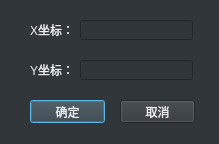
Before: the Qt Designer form fault_diagnosis/Move_Dialog.ui in kaka20180511/Work, drawn with Qt 5.
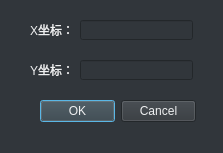
After: the same form once the commit is applied.

What changed in the file:
```diff
--- a/fault_diagnosis/Move_Dialog.ui
+++ b/fault_diagnosis/Move_Dialog.ui
@@ -6,8 +6,8 @@
    <rect>
     <x>0</x>
     <y>0</y>
-    <width>219</width>
-    <height>144</height>
+    <width>223</width>
+    <height>153</height>
    </rect>
   </property>
   <property name="windowTitle">
@@ -71,30 +71,17 @@
     </rect>
    </property>
   </widget>
-  <widget class="QPushButton" name="pushButton_ok">
+  <widget class="QDialogButtonBox" name="buttonBox">
    <property name="geometry">
     <rect>
-     <x>30</x>
+     <x>40</x>
      <y>100</y>
-     <width>75</width>
+     <width>156</width>
      <height>23</height>
     </rect>
    </property>
-   <property name="text">
-    <string>确定</string>
-   </property>
-  </widget>
-  <widget class="QPushButton" name="pushButton_cancel">
-   <property name="geometry">
-    <rect>
-     <x>120</x>
-     <y>100</y>
-     <width>75</width>
-     <height>23</height>
-    </rect>
-   </property>
-   <property name="text">
-    <string>取消</string>
+   <property name="standardButtons">
+    <set>QDialogButtonBox::Cancel|QDialogButtonBox::Ok</set>
    </property>
   </widget>
  </widget>
```
Left out of the diff: 32 changed lines with no effect on the pictures.
